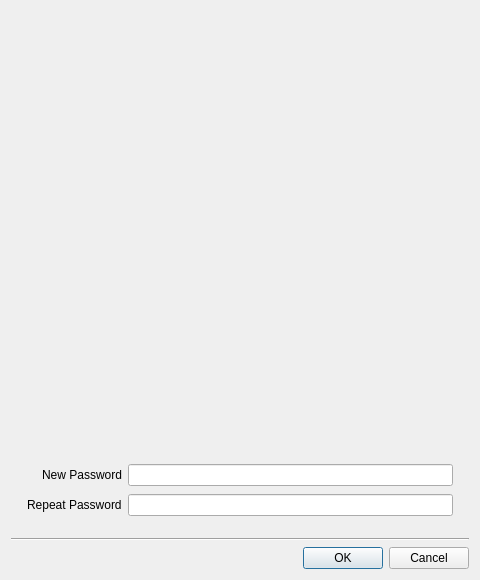
Above: client/nx_client_desktop/src/ui/dialogs/camera_password_change_dialog.ui from networkoptix/nx_open before the change. Below: the same form after it.
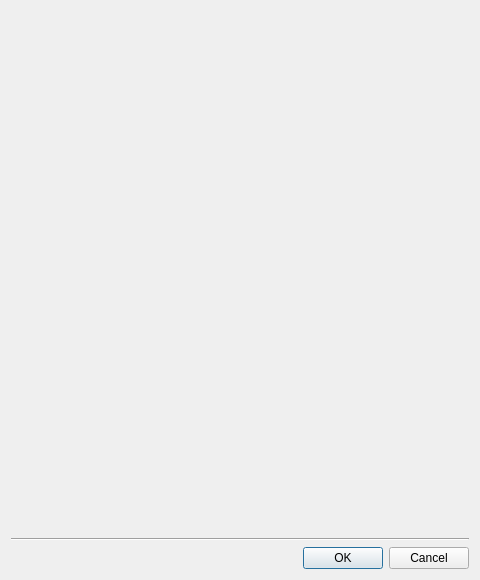
That is the form after the change. Custom widgets are drawn as their Qt base class.

Commit message:
## Changed design of overlay item. Added dialog.
<==== Mercurial data ====>
Branch: x_VMS_7464_hanwha_camera_default_password

Diff of the .ui file:
```diff
--- a/client/nx_client_desktop/src/ui/dialogs/camera_password_change_dialog.ui
+++ b/client/nx_client_desktop/src/ui/dialogs/camera_password_change_dialog.ui
@@ -60,76 +60,11 @@
       </sizepolicy>
      </property>
      <layout class="QVBoxLayout" name="verticalLayout">
-      <property name="leftMargin">
-       <number>16</number>
-      </property>
-      <property name="topMargin">
-       <number>16</number>
-      </property>
-      <property name="rightMargin">
-       <number>16</number>
-      </property>
-      <property name="bottomMargin">
-       <number>16</number>
-      </property>
       <item>
-       <widget class="QWidget" name="widget_2" native="true">
-        <property name="sizePolicy">
-         <sizepolicy hsizetype="Preferred" vsizetype="Fixed">
-          <horstretch>0</horstretch>
-          <verstretch>0</verstretch>
-         </sizepolicy>
-        </property>
-        <property name="baseSize">
-         <size>
-          <width>0</width>
-          <height>0</height>
-         </size>
-        </property>
-        <layout class="QGridLayout" name="gridLayout">
-         <property name="leftMargin">
-          <number>0</number>
-         </property>
-         <property name="topMargin">
-          <number>0</number>
-         </property>
-         <property name="rightMargin">
-          <number>0</number>
-         </property>
-         <property name="bottomMargin">
-          <number>0</number>
-         </property>
-         <property name="verticalSpacing">
-          <number>8</number>
-         </property>
-         <item row="0" column="1">
-          <widget class="QLineEdit" name="passwordEdit"/>
-         </item>
-         <item row="0" column="0">
-          <widget class="QLabel" name="passwordLabel">
-           <property name="text">
-            <string>New Password</string>
-           </property>
-           <property name="alignment">
-            <set>Qt::AlignRight|Qt::AlignTrailing|Qt::AlignVCenter</set>
-           </property>
-          </widget>
-         </item>
-         <item row="1" column="0">
-          <widget class="QLabel" name="confirmPasswordLabel">
-           <property name="text">
-            <string>Repeat Password</string>
-           </property>
-           <property name="alignment">
-            <set>Qt::AlignJustify|Qt::AlignVCenter</set>
-           </property>
-          </widget>
-         </item>
-         <item row="1" column="1">
-          <widget class="QLineEdit" name="confirmPasswordEdit"/>
-         </item>
-        </layout>
-       </widget>
+       <widget class="QnInputField" name="passwordEdit" native="true"/>
+      </item>
+      <item>
+       <widget class="QnInputField" name="confirmPasswordEdit" native="true"/>
       </item>
      </layout>
     </widget>
@@ -154,6 +89,12 @@
   </layout>
  </widget>
  <customwidgets>
+  <customwidget>
+   <class>QnInputField</class>
+   <extends>QWidget</extends>
+   <header location="global">ui/widgets/common/input_field.h</header>
+   <container>1</container>
+  </customwidget>
   <customwidget>
    <class>QnResourceListView</class>
    <extends>QWidget</extends>
```
The commit also changes 1 other file.
